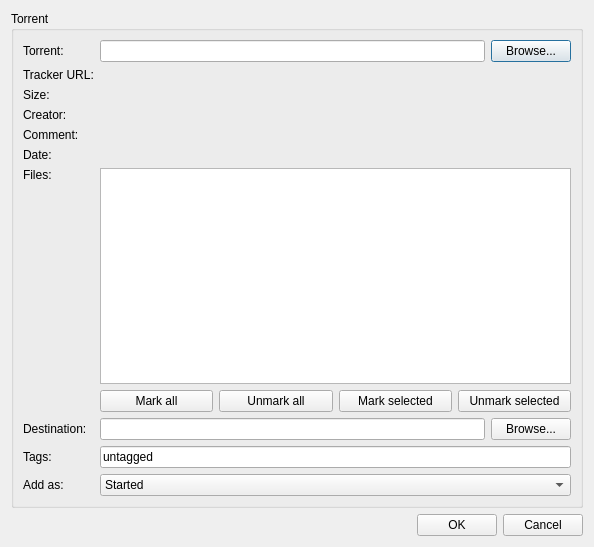
First picture: the form in src/plugins/bittorrent/addtorrent.ui, repository 0xd34df00d/leechcraft, before the edit.
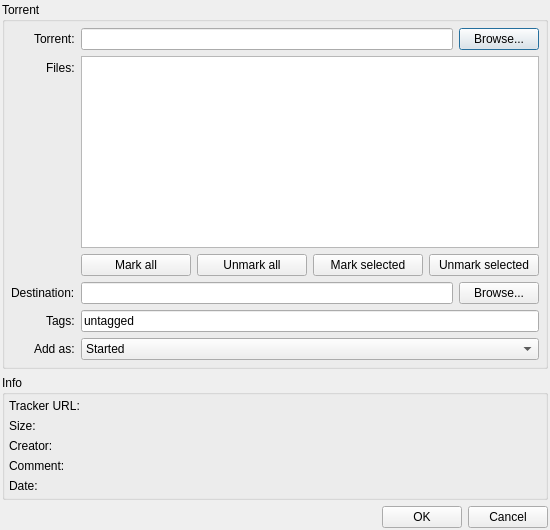
Second picture: the form after the edit. Icons and pictures are not drawn. Custom widgets are drawn as their Qt base class.

Commit message: BitTorrent: redesigned the AddTorrent dialog.

```diff
--- a/src/plugins/bittorrent/addtorrent.ui
+++ b/src/plugins/bittorrent/addtorrent.ui
@@ -6,8 +6,8 @@
    <rect>
     <x>0</x>
     <y>0</y>
-    <width>594</width>
-    <height>547</height>
+    <width>550</width>
+    <height>511</height>
    </rect>
   </property>
   <property name="windowTitle">
@@ -19,12 +19,32 @@
    </iconset>
   </property>
   <layout class="QVBoxLayout">
+   <property name="margin">
+    <number>2</number>
+   </property>
    <item>
     <widget class="QGroupBox" name="groupBox">
      <property name="title">
       <string>Torrent</string>
      </property>
-     <layout class="QGridLayout">
+     <layout class="QVBoxLayout" name="verticalLayout_2">
+      <property name="margin">
+       <number>2</number>
+      </property>
+      <item>
+       <layout class="QFormLayout" name="formLayout_2">
+        <property name="sizeConstraint">
+         <enum>QLayout::SetNoConstraint</enum>
+        </property>
+        <property name="fieldGrowthPolicy">
+         <enum>QFormLayout::AllNonFixedFieldsGrow</enum>
+        </property>
+        <property name="labelAlignment">
+         <set>Qt::AlignRight|Qt::AlignTop|Qt::AlignTrailing</set>
+        </property>
+        <property name="margin">
+         <number>4</number>
+        </property>
       <item row="0" column="0">
        <widget class="QLabel" name="label">
         <property name="text">
@@ -47,96 +67,40 @@
        </layout>
       </item>
       <item row="1" column="0">
-       <widget class="QLabel" name="label_2">
-        <property name="text">
-         <string>Tracker URL:</string>
-        </property>
-       </widget>
-      </item>
-      <item row="1" column="1">
-       <widget class="QLabel" name="TrackerURL_">
-        <property name="text">
-         <string>&lt;unknown&gt;</string>
-        </property>
-       </widget>
-      </item>
-      <item row="2" column="0">
-       <widget class="QLabel" name="label_3">
-        <property name="text">
-         <string>Size:</string>
-        </property>
-       </widget>
-      </item>
-      <item row="2" column="1">
-       <widget class="QLabel" name="Size_">
-        <property name="text">
-         <string>&lt;unknown&gt;</string>
-        </property>
-       </widget>
-      </item>
-      <item row="3" column="0">
-       <widget class="QLabel" name="label_6">
-        <property name="text">
-         <string>Creator:</string>
-        </property>
-       </widget>
-      </item>
-      <item row="3" column="1">
-       <widget class="QLabel" name="Creator_">
-        <property name="text">
-         <string>&lt;unknown&gt;</string>
-        </property>
-       </widget>
-      </item>
-      <item row="4" column="0">
-       <widget class="QLabel" name="label_8">
-        <property name="text">
-         <string>Comment:</string>
-        </property>
-       </widget>
-      </item>
-      <item row="4" column="1">
-       <widget class="QLabel" name="Comment_">
-        <property name="text">
-         <string>&lt;unknown&gt;</string>
-        </property>
-       </widget>
-      </item>
-      <item row="5" column="0">
-       <widget class="QLabel" name="label_12">
-        <property name="text">
-         <string>Date:</string>
-        </property>
-       </widget>
-      </item>
-      <item row="5" column="1">
-       <widget class="QLabel" name="Date_">
-        <property name="text">
-         <string>&lt;unknown&gt;</string>
-        </property>
-       </widget>
-      </item>
-      <item row="6" column="0">
        <widget class="QLabel" name="label_10">
         <property name="text">
          <string>Files:</string>
         </property>
        </widget>
       </item>
-      <item row="7" column="0">
-       <spacer>
-        <property name="orientation">
-         <enum>Qt::Vertical</enum>
-        </property>
-        <property name="sizeHint" stdset="0">
-         <size>
-          <width>20</width>
-          <height>40</height>
-         </size>
-        </property>
-       </spacer>
-      </item>
-      <item row="8" column="1">
+        <item row="1" column="1">
+         <layout class="QVBoxLayout" name="verticalLayout">
+          <item>
+           <widget class="QTreeView" name="FilesView_">
+            <property name="sizePolicy">
+             <sizepolicy hsizetype="MinimumExpanding" vsizetype="MinimumExpanding">
+              <horstretch>0</horstretch>
+              <verstretch>2</verstretch>
+             </sizepolicy>
+            </property>
+            <property name="editTriggers">
+             <set>QAbstractItemView::NoEditTriggers</set>
+            </property>
+            <property name="showDropIndicator" stdset="0">
+             <bool>false</bool>
+            </property>
+            <property name="alternatingRowColors">
+             <bool>true</bool>
+            </property>
+            <property name="selectionMode">
+             <enum>QAbstractItemView::ExtendedSelection</enum>
+            </property>
+            <property name="rootIsDecorated">
+             <bool>true</bool>
+            </property>
+           </widget>
+          </item>
+          <item>
        <layout class="QHBoxLayout">
         <item>
          <widget class="QPushButton" name="MarkAll_">
@@ -168,14 +132,16 @@
         </item>
        </layout>
       </item>
-      <item row="9" column="0">
+         </layout>
+        </item>
+        <item row="2" column="0">
        <widget class="QLabel" name="label_11">
         <property name="text">
          <string>Destination:</string>
         </property>
        </widget>
       </item>
-      <item row="9" column="1">
+        <item row="2" column="1">
        <layout class="QHBoxLayout">
         <item>
          <widget class="QLineEdit" name="Destination_"/>
@@ -189,47 +155,28 @@
         </item>
        </layout>
       </item>
-      <item row="10" column="0">
+        <item row="3" column="0">
        <widget class="QLabel" name="label_4">
         <property name="text">
          <string>Tags:</string>
         </property>
        </widget>
       </item>
-      <item row="10" column="1">
+        <item row="3" column="1">
        <widget class="LeechCraft::Util::TagsLineEdit" name="TagsEdit_">
         <property name="text">
          <string>untagged</string>
         </property>
        </widget>
       </item>
-      <item row="6" column="1" rowspan="2">
-       <widget class="QTreeView" name="FilesView_">
-        <property name="editTriggers">
-         <set>QAbstractItemView::NoEditTriggers</set>
-        </property>
-        <property name="showDropIndicator" stdset="0">
-         <bool>false</bool>
-        </property>
-        <property name="alternatingRowColors">
-         <bool>true</bool>
-        </property>
-        <property name="selectionMode">
-         <enum>QAbstractItemView::ExtendedSelection</enum>
-        </property>
-        <property name="rootIsDecorated">
-         <bool>true</bool>
-        </property>
-       </widget>
-      </item>
-      <item row="11" column="0">
+        <item row="4" column="0">
        <widget class="QLabel" name="label_5">
         <property name="text">
          <string>Add as:</string>
         </property>
        </widget>
       </item>
-      <item row="11" column="1">
+        <item row="4" column="1">
        <widget class="QComboBox" name="AddTypeBox_">
         <item>
          <property name="text">
@@ -241,6 +188,93 @@
           <string>Paused</string>
          </property>
         </item>
+         </widget>
+        </item>
+       </layout>
+      </item>
+     </layout>
+    </widget>
+   </item>
+   <item>
+    <widget class="QGroupBox" name="groupBox_3">
+     <property name="title">
+      <string>Info</string>
+     </property>
+     <layout class="QFormLayout" name="formLayout">
+      <property name="fieldGrowthPolicy">
+       <enum>QFormLayout::AllNonFixedFieldsGrow</enum>
+      </property>
+      <property name="margin">
+       <number>4</number>
+      </property>
+      <item row="0" column="0">
+       <widget class="QLabel" name="label_2">
+        <property name="text">
+         <string>Tracker URL:</string>
+        </property>
+       </widget>
+      </item>
+      <item row="0" column="1">
+       <widget class="QLabel" name="TrackerURL_">
+        <property name="text">
+         <string>&lt;unknown&gt;</string>
+        </property>
+       </widget>
+      </item>
+      <item row="1" column="0">
+       <widget class="QLabel" name="label_3">
+        <property name="text">
+         <string>Size:</string>
+        </property>
+       </widget>
+      </item>
+      <item row="1" column="1">
+       <widget class="QLabel" name="Size_">
+        <property name="text">
+         <string>&lt;unknown&gt;</string>
+        </property>
+       </widget>
+      </item>
+      <item row="2" column="0">
+       <widget class="QLabel" name="label_6">
+        <property name="text">
+         <string>Creator:</string>
+        </property>
+       </widget>
+      </item>
+      <item row="2" column="1">
+       <widget class="QLabel" name="Creator_">
+        <property name="text">
+         <string>&lt;unknown&gt;</string>
+        </property>
+       </widget>
+      </item>
+      <item row="3" column="0">
+       <widget class="QLabel" name="label_8">
+        <property name="text">
+         <string>Comment:</string>
+        </property>
+       </widget>
+      </item>
+      <item row="3" column="1">
+       <widget class="QLabel" name="Comment_">
+        <property name="text">
+         <string>&lt;unknown&gt;</string>
+        </property>
+       </widget>
+      </item>
+      <item row="4" column="0">
+       <widget class="QLabel" name="label_12">
+        <property name="text">
+         <string>Date:</string>
+        </property>
+       </widget>
+      </item>
+      <item row="4" column="1">
+       <widget class="QLabel" name="Date_">
+        <property name="text">
+         <string>&lt;unknown&gt;</string>
+        </property>
        </widget>
       </item>
      </layout>
```
Lines whose indentation alone changed are shown as unchanged.
